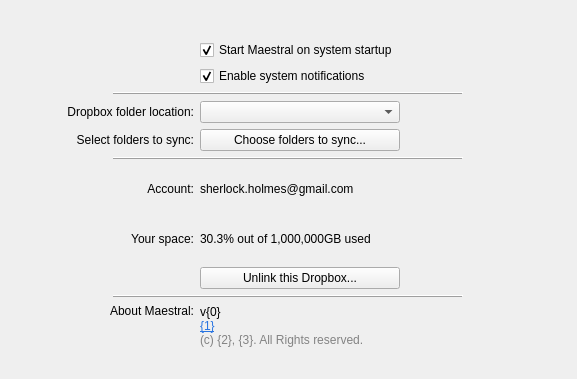
samschott/maestral, file maestral/gui/settings.ui: the form before one commit.
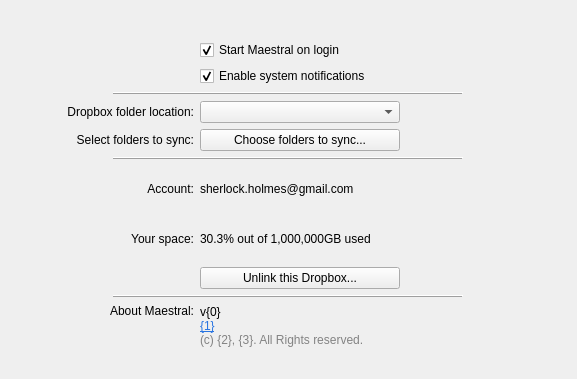
The form after the commit.

Commit message: linux run at login added

```diff
--- a/maestral/gui/settings.ui
+++ b/maestral/gui/settings.ui
@@ -182,7 +182,7 @@
    <item row="0" column="1">
     <widget class="QCheckBox" name="checkBoxStartup">
      <property name="text">
-      <string>Start Maestral on system startup</string>
+      <string>Start Maestral on login</string>
      </property>
      <property name="checked">
       <bool>true</bool>
```
The commit also changes 13 other files.
